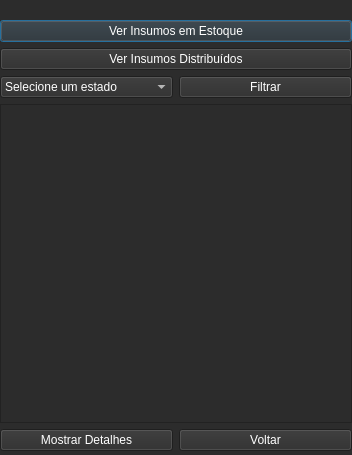
The window that Projeto 2/JanelaConsulta.ui (andersoncoutinho/Linguagem-de-Programacao-I) describes before a commit, drawn with Qt 5.
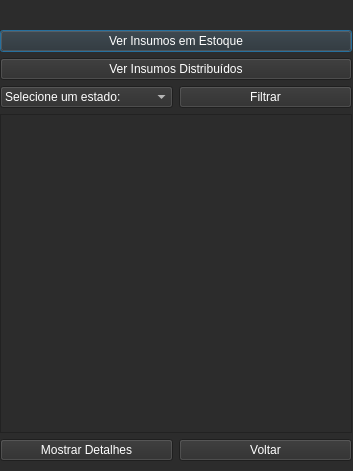
The same window after the commit. Icons and pictures are not drawn.

Commit message: add logica janelaConsulta

Patch:
```diff
--- a/Projeto 2/JanelaConsulta.ui
+++ b/Projeto 2/JanelaConsulta.ui
@@ -6,8 +6,8 @@
    <rect>
     <x>0</x>
     <y>0</y>
-    <width>352</width>
-    <height>455</height>
+    <width>353</width>
+    <height>471</height>
    </rect>
   </property>
   <property name="windowTitle">
@@ -21,7 +21,7 @@
    <property name="geometry">
     <rect>
      <x>0</x>
-     <y>0</y>
+     <y>10</y>
      <width>352</width>
      <height>451</height>
     </rect>
@@ -66,7 +66,7 @@
        <widget class="QComboBox" name="comboBox">
         <item>
          <property name="text">
-          <string>Selecione um estado</string>
+          <string>Selecione um estado:</string>
          </property>
         </item>
         <item>
```
The commit also changes 19 other files.
